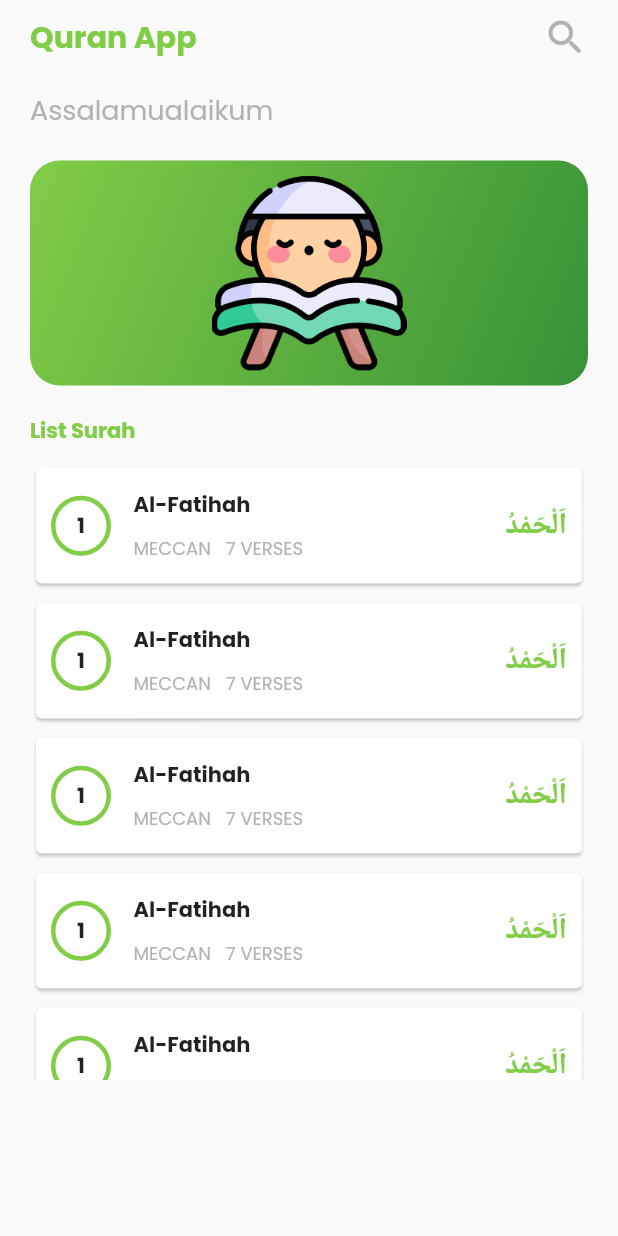
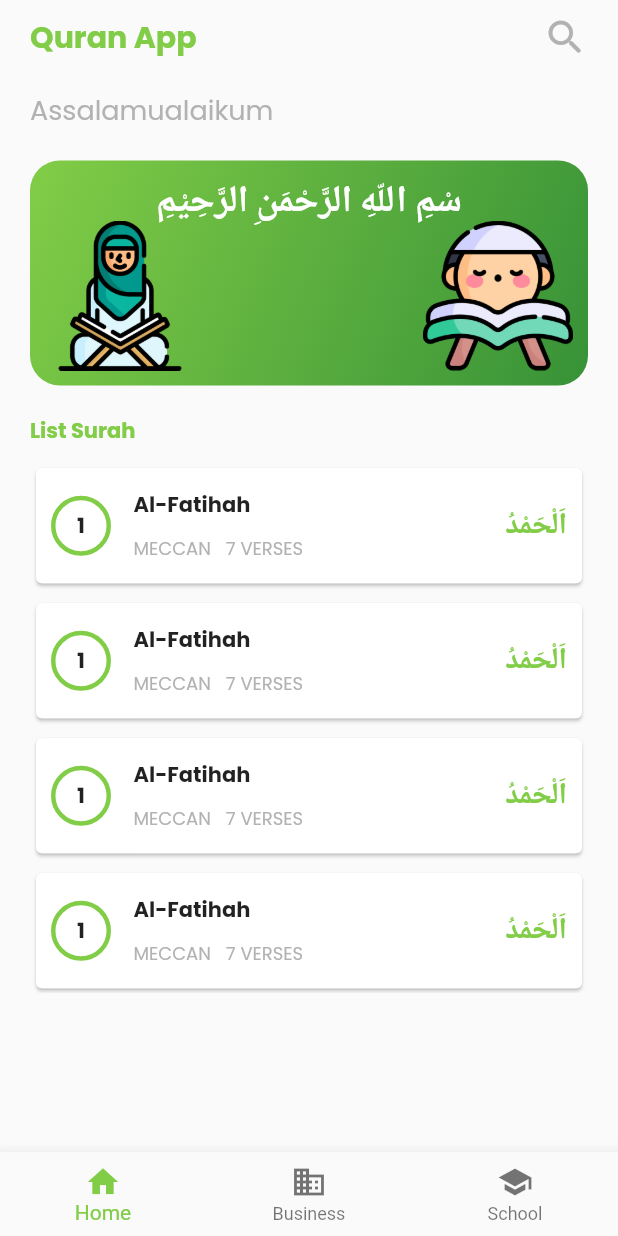
Before and after one commit to aristrisnawan/alquran-with-flutter-, a Flutter app: the screen it shows after launch, on a phone screen of 412 x 824 dp. Run offline on Flutter 3.47's test engine with Material 2 defaults, Android fonts, the light colour scheme and no system bars; our stand-ins replace google_fonts.

Commit message:
edit poster & add bottom navigation

```diff
--- a/lib/main.dart
+++ b/lib/main.dart
@@ -1,19 +1,65 @@
 import 'package:alquran_aplication/pages/home.dart';
+import 'package:alquran_aplication/theme/colorTheme.dart';
 import 'package:flutter/material.dart';
 
 void main() {
   runApp(const MyApp());
 }
 
-class MyApp extends StatelessWidget {
+class MyApp extends StatefulWidget {
   const MyApp({super.key});
 
+  @override
+  State<MyApp> createState() => _MyAppState();
+}
+
+class _MyAppState extends State<MyApp> {
+   int _selectedIndex = 0;
+  static const List<Widget> _widgetOptions = <Widget>[
+    Text(
+      'Index 0: Home',
+    ),
+    Text(
+      'Index 1: Business',
+    ),
+    Text(
+      'Index 2: School',
+    ),
+  ];
+
+  void _onItemTapped(int index) {
+    setState(() {
+      _selectedIndex = index;
+    });
+  }
   @override
   Widget build(BuildContext context) {
     return MaterialApp(
       debugShowCheckedModeBanner: false,
       home: Scaffold(
         body: HomePage(),
+        bottomNavigationBar: BottomNavigationBar(
+        items: const <BottomNavigationBarItem>[
+          BottomNavigationBarItem(
+            icon: Icon(Icons.home),
+            label: 'Home',
+            backgroundColor: Colors.red,
+          ),
+          BottomNavigationBarItem(
+            icon: Icon(Icons.business),
+            label: 'Business',
+            backgroundColor: Colors.green,
+          ),
+          BottomNavigationBarItem(
+            icon: Icon(Icons.school),
+            label: 'School',
+            backgroundColor: Colors.purple,
+          ),
+        ],
+        currentIndex: _selectedIndex,
+        selectedItemColor: colorTheme().primaryColor,
+        onTap: _onItemTapped,
+      ),
       ),
     );
   }
--- a/lib/pages/home.dart
+++ b/lib/pages/home.dart
@@ -1,4 +1,5 @@
 import 'package:alquran_aplication/pages/list_surah.dart';
+import 'package:alquran_aplication/pages/poster.dart';
 import 'package:alquran_aplication/theme/colorTheme.dart';
 import 'package:flutter/material.dart';
 import 'package:google_fonts/google_fonts.dart';
@@ -60,28 +61,8 @@ class _HomePageState extends State<HomePage> {
             SizedBox(
               height: 20,
             ),
-            // NOTE: Card
-            Container(
-              width: MediaQuery.of(context).size.width / 1,
-              height: 150,
-              decoration: BoxDecoration(
-                  gradient: LinearGradient(
-                      begin: Alignment.topLeft,
-                      end: Alignment.bottomRight,
-                      colors: [
-                        colorTheme().primaryColor,
-                        colorTheme().greenColor
-                      ]),
-                  borderRadius: BorderRadius.all(
-                    Radius.circular(20),
-                  )),
-              child: Padding(
-                padding: const EdgeInsets.symmetric(vertical: 10),
-                child: Image(
-                  image: AssetImage("assets/quran.png"),
-                ),
-              ),
-            ),
+            // NOTE: Poster
+            PosterWidget(),
             SizedBox(
               height: 20,
             ),
@@ -97,7 +78,7 @@ class _HomePageState extends State<HomePage> {
               height: 10,
             ),
             Container(
-              height: MediaQuery.of(context).size.height * 0.5,
+              height: MediaQuery.of(context).size.height * 0.43,
               child: ListView(
                 children: [
                   Column(
--- /dev/null
+++ b/lib/pages/poster.dart
@@ -0,0 +1,59 @@
+import 'package:flutter/material.dart';
+import 'package:google_fonts/google_fonts.dart';
+
+import '../theme/colorTheme.dart';
+
+class PosterWidget extends StatelessWidget {
+  const PosterWidget({super.key});
+
+  @override
+  Widget build(BuildContext context) {
+    return Stack(
+      children: [
+        Container(
+                  width: MediaQuery.of(context).size.width / 1,
+                  height: 150,
+                  decoration: BoxDecoration(
+                      gradient: LinearGradient(
+                          begin: Alignment.topLeft,
+                          end: Alignment.bottomRight,
+                          colors: [
+                            colorTheme().primaryColor,
+                            colorTheme().greenColor
+                          ]),
+                      borderRadius: BorderRadius.all(
+                        Radius.circular(20),
+                      )),
+                ),
+                Positioned(
+                  bottom: 10.0,
+                  right: 10.0,
+                  child: Image(
+                        image: AssetImage("assets/quran.png"),
+                        width: 100,
+                        height: 100,
+                      ),
+                ),
+                Positioned(
+                  bottom: 10.0,
+                  left: 10.0,
+                  child: Image(
+                        image: AssetImage("assets/woman.png"),
+                        width: 100,
+                        height: 100,
+                      ),
+                ),
+                Padding(
+                  padding: const EdgeInsets.only(top: 10),
+                  child: Center(
+                    child: Text("سْمِ اللّهِ الرَّحْمَنِ الرَّحِيْمِ", style: GoogleFonts.poppins(
+                      fontSize: 25,
+                      fontWeight: FontWeight.bold,
+                      color: Colors.white
+                    ),),
+                  ),
+                )
+      ],
+    );
+  }
+}
```
Also changed, not shown: assets/woman.png (added).
